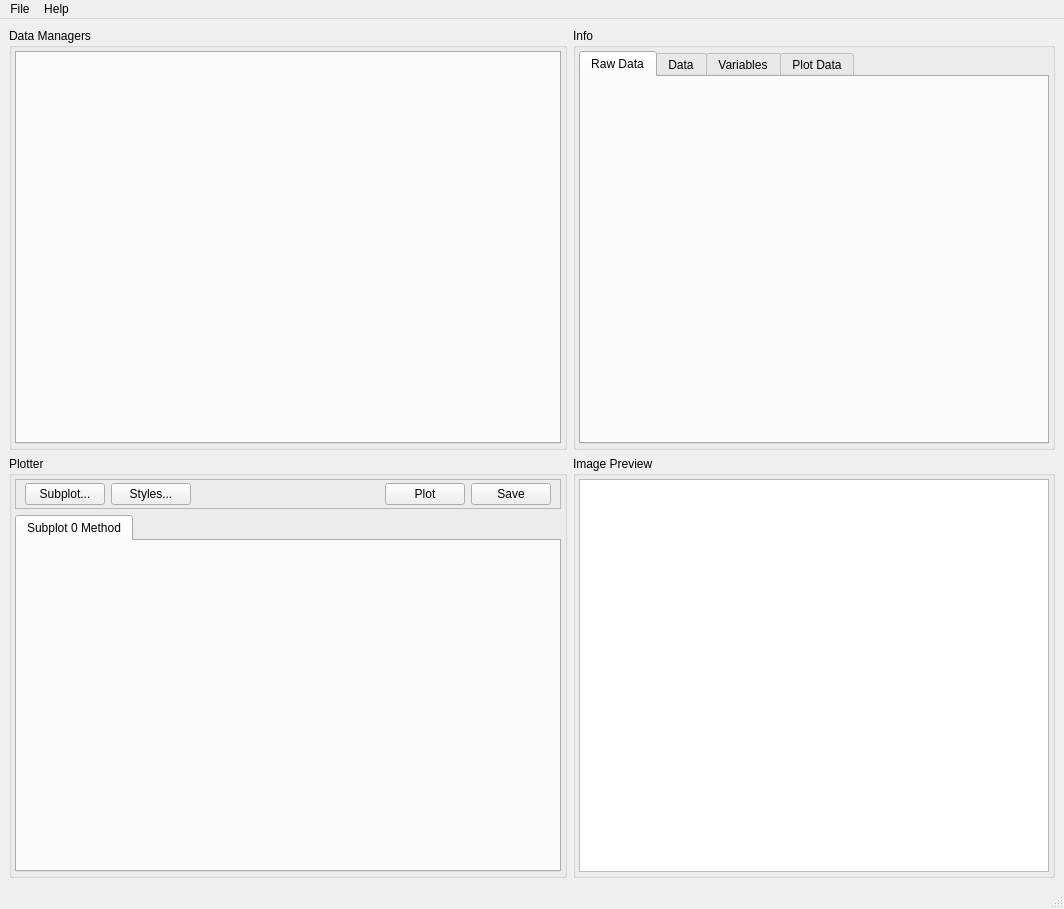
Before: the Qt Designer form UI/mainWindow.ui in ShoukangHong/EChem_Plotter, drawn with Qt 5.
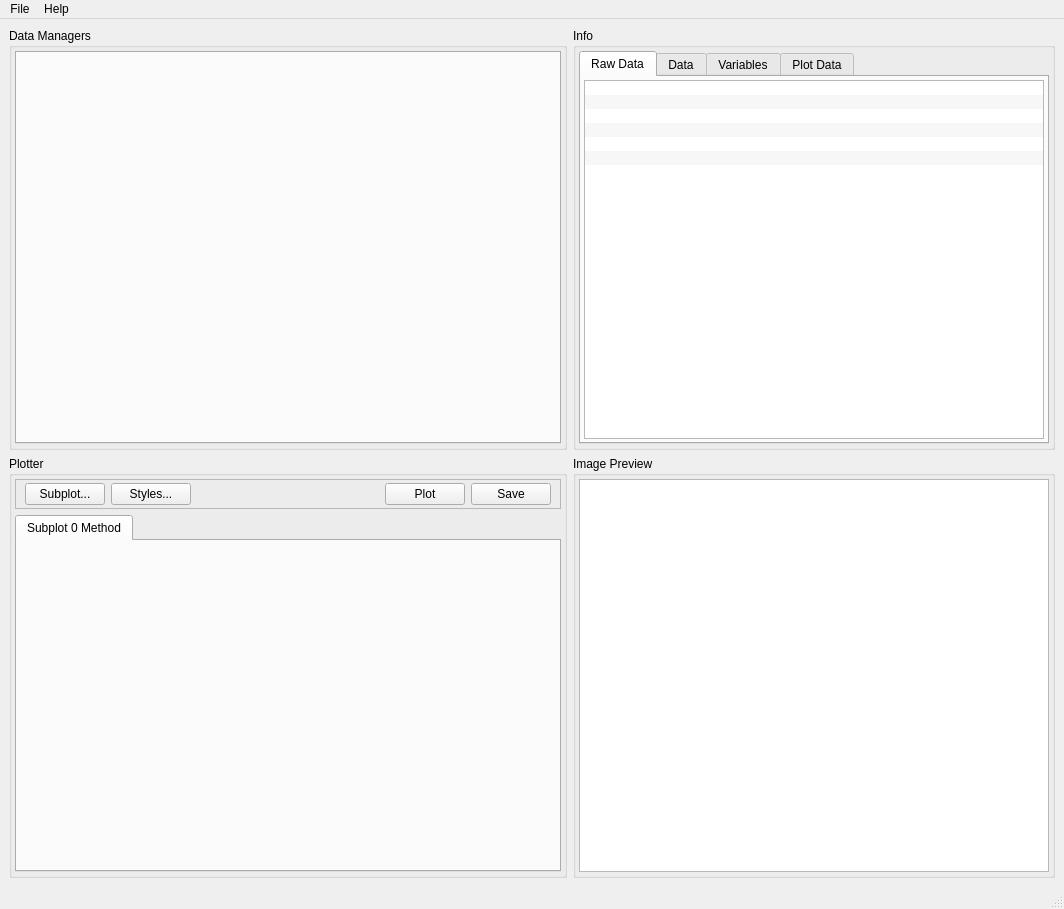
After: the same form once the commit is applied.

Diff of the .ui file:
```diff
--- a/UI/mainWindow.ui
+++ b/UI/mainWindow.ui
@@ -50,6 +50,72 @@
           <attribute name="title">
            <string>Raw Data</string>
           </attribute>
+          <layout class="QGridLayout" name="gridLayout_2">
+           <property name="leftMargin">
+            <number>3</number>
+           </property>
+           <property name="topMargin">
+            <number>3</number>
+           </property>
+           <property name="rightMargin">
+            <number>3</number>
+           </property>
+           <property name="bottomMargin">
+            <number>3</number>
+           </property>
+           <item row="0" column="0">
+            <widget class="QListWidget" name="rawDataInfoList">
+             <property name="showDropIndicator" stdset="0">
+              <bool>false</bool>
+             </property>
+             <property name="alternatingRowColors">
+              <bool>true</bool>
+             </property>
+             <property name="selectionMode">
+              <enum>QAbstractItemView::NoSelection</enum>
+             </property>
+             <property name="horizontalScrollMode">
+              <enum>QAbstractItemView::ScrollPerPixel</enum>
+             </property>
+             <property name="resizeMode">
+              <enum>QListView::Adjust</enum>
+             </property>
+             <property name="uniformItemSizes">
+              <bool>true</bool>
+             </property>
+             <item>
+              <property name="text">
+               <string/>
+              </property>
+             </item>
+             <item>
+              <property name="text">
+               <string/>
+              </property>
+             </item>
+             <item>
+              <property name="text">
+               <string/>
+              </property>
+             </item>
+             <item>
+              <property name="text">
+               <string/>
+              </property>
+             </item>
+             <item>
+              <property name="text">
+               <string/>
+              </property>
+             </item>
+             <item>
+              <property name="text">
+               <string/>
+              </property>
+             </item>
+            </widget>
+           </item>
+          </layout>
          </widget>
          <widget class="QWidget" name="dataTab">
           <attribute name="title">
```
Left out of the diff: 97 changed lines with no effect on the pictures.
